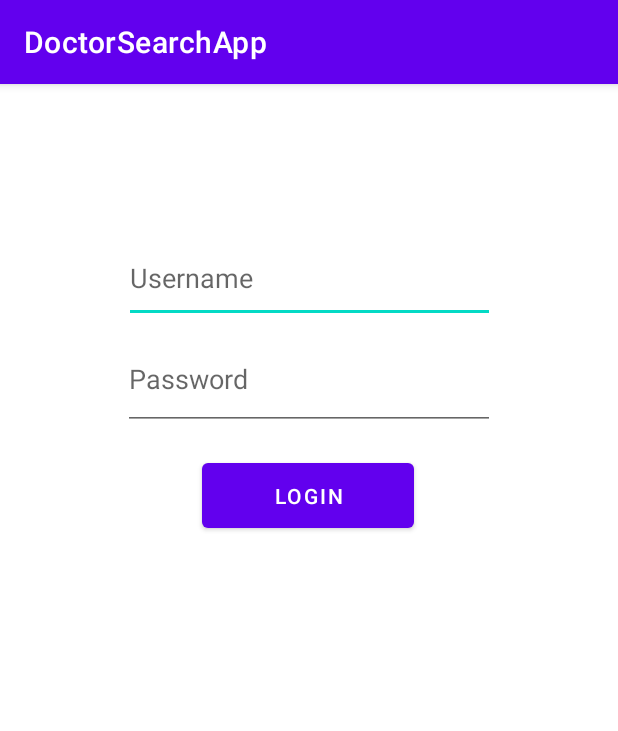
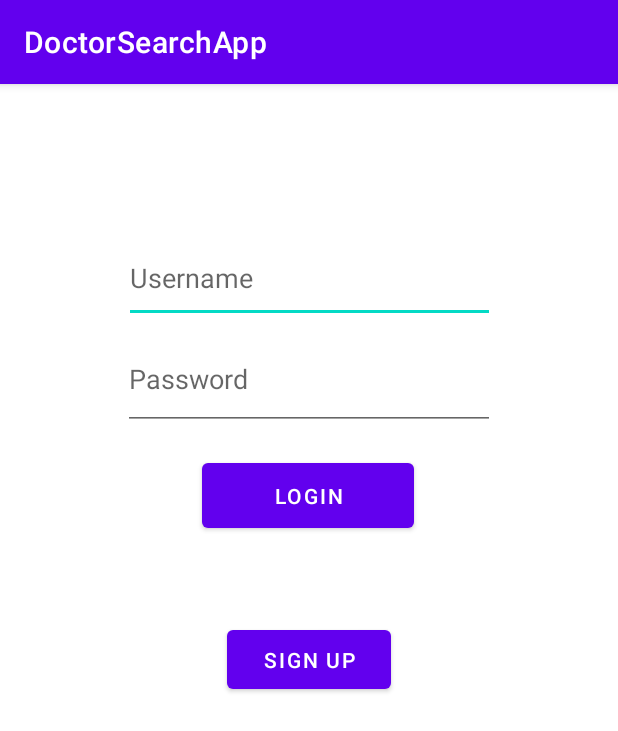
Before and after one commit to DrSearch-Team/DrSearch-Team, an Android app: the screen it shows after launch (LoginActivity), on a phone screen of 412 x 824 dp. Shown: the top 731 px of the screen. Run offline under Robolectric (Android 15) with nearby library versions, the phone set to English and light mode, and no system bars; libraries missing offline, so code that uses them is left out: com.parse; 1 statement that could not run was skipped.

```diff
--- a/app/src/main/java/com/example/doctorsearchapp/LoginActivity.java
+++ b/app/src/main/java/com/example/doctorsearchapp/LoginActivity.java
@@ -1,5 +1,6 @@
 package com.example.doctorsearchapp;
 
+import android.content.Intent;
 import android.os.Bundle;
 import android.util.Log;
 import android.view.View;
@@ -12,6 +13,7 @@ import androidx.appcompat.app.AppCompatActivity;
 import com.parse.LogInCallback;
 import com.parse.ParseException;
 import com.parse.ParseUser;
+import com.parse.SignUpCallback;
 
 public class LoginActivity extends AppCompatActivity {
 
@@ -19,6 +21,7 @@ public class LoginActivity extends AppCompatActivity {
     private Button etButton;
     private EditText etUsername;
     private EditText etPassword;
+    private Button etSignup;
 
     @Override
     protected void onCreate(Bundle savedInstanceState) {
@@ -28,6 +31,7 @@ public class LoginActivity extends AppCompatActivity {
         etUsername = findViewById(R.id.usernameTxt);
         etPassword = findViewById(R.id.passTxt);
         etButton = findViewById(R.id.loginBtn);
+        etSignup = findViewById(R.id.etSignup);
         etButton.setOnClickListener(new View.OnClickListener() {
             @Override
             public void onClick(View v) {
@@ -38,7 +42,14 @@ public class LoginActivity extends AppCompatActivity {
         });
 
         // Sign up Button
-
+        etSignup.setOnClickListener(new View.OnClickListener(){
+            @Override
+            public void onClick(View v){
+                String username = etUsername.getText().toString();
+                String password = etPassword.getText().toString();
+                SignUp(username, password);
+            }
+        });
     }
 
     private void loginUser(String username, String password){
@@ -57,4 +68,32 @@ public class LoginActivity extends AppCompatActivity {
             }
         });
     }
+
+    public void SignUp(String username, String password) {
+        ParseUser user = new ParseUser();
+        user.setUsername(username);
+        user.setPassword(password);
+
+        user.signUpInBackground(new SignUpCallback() {
+            @Override
+            public void done(ParseException e) {
+                if (e == null) {
+                    // Hooray! Let them use the app now.
+                    Log.i(TAG, "Successful sign up");
+                    Toast.makeText(LoginActivity.this, "Sign up successful!", Toast.LENGTH_SHORT).show();
+                    goMainActivity();
+                } else {
+                    // Sign up didn't succeed
+                    Log.e(TAG, "Sign up failed!", e);
+                    Toast.makeText(LoginActivity.this, "Sign up failed!", Toast.LENGTH_SHORT).show();
+                }
+            }
+        });
+    }
+
+    private void goMainActivity(){
+        Intent i = new Intent(this, MainActivity.class);
+        startActivity(i);
+        finish();
+    }
 }
--- a/app/src/main/res/layout/login.xml
+++ b/app/src/main/res/layout/login.xml
@@ -39,4 +39,14 @@
         app:layout_constraintHorizontal_bias="0.498"
         app:layout_constraintStart_toStartOf="parent"
         app:layout_constraintTop_toBottomOf="@+id/passTxt" />
+
+    <Button
+        android:id="@+id/etSignup"
+        android:layout_width="109dp"
+        android:layout_height="51dp"
+        android:layout_marginTop="56dp"
+        android:text="Sign up"
+        app:layout_constraintEnd_toEndOf="parent"
+        app:layout_constraintStart_toStartOf="parent"
+        app:layout_constraintTop_toBottomOf="@+id/loginBtn" />
 </androidx.constraintlayout.widget.ConstraintLayout>
```
